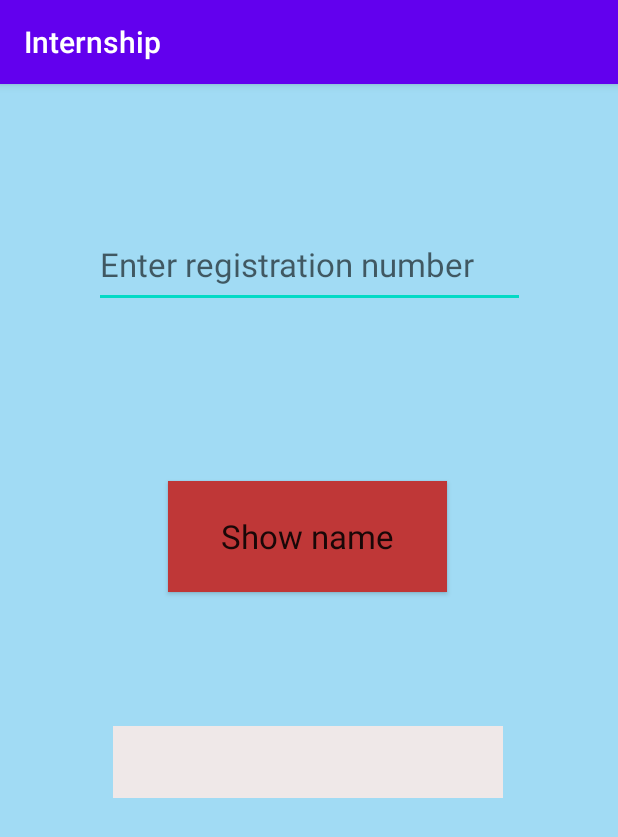
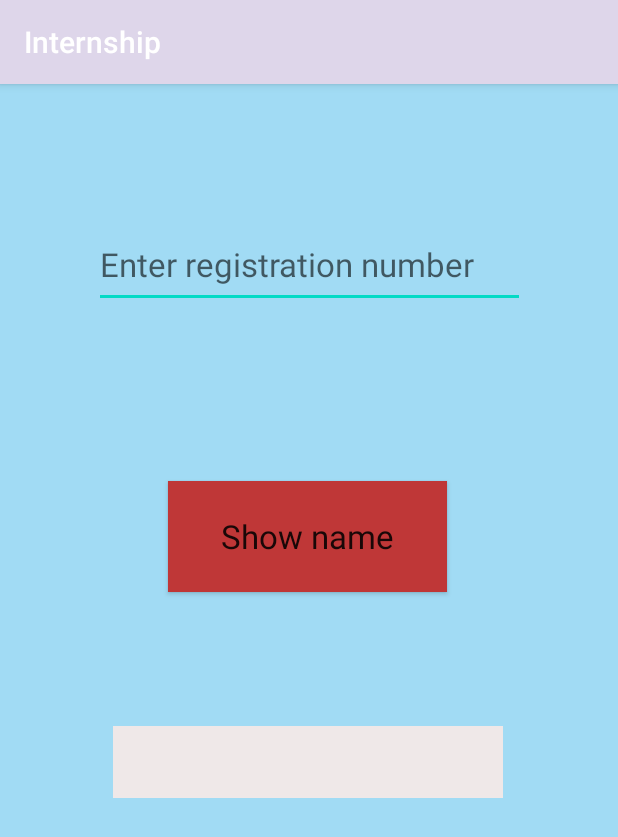
Before and after one commit to Rupesh-1901/RUPESH, an Android app: the screen it shows after launch (MainActivity), on a phone screen of 412 x 824 dp. Shown: the top 837 px of the screen. Run offline under Robolectric (Android 15) with nearby library versions, the phone set to English and light mode, and no system bars.

Commit message:
Task 0, full code

```diff
--- a/app/src/main/java/com/example/internship/MainActivity.java
+++ b/app/src/main/java/com/example/internship/MainActivity.java
@@ -3,14 +3,38 @@ package com.example.internship;
 import androidx.appcompat.app.AppCompatActivity;
 
 import android.os.Bundle;
+import android.view.View;
+import android.widget.Button;
+import android.widget.EditText;
+import android.widget.TextView;
 
 import static com.example.internship.R.layout.activity_main;
+import static com.example.internship.R.string.name;
 
 public class MainActivity extends AppCompatActivity {
+    EditText editText ;
+    Button button ;
+    TextView textView ;
+
+
 
     @Override
     protected void onCreate(Bundle savedInstanceState) {
         super.onCreate(savedInstanceState);
-        setContentView(activity_main);
+        setContentView(R.layout.activity_main);
+
+        editText = findViewById(R.id.editText);
+        button = findViewById(R.id.button);
+        textView = findViewById(R.id.textView);
+
+       button.setOnClickListener(new View.OnClickListener() {
+            @Override
+            public void onClick(View v) {
+                String idNumber = editText.getText().toString().trim();
+                textView.setText(name);
+
+            }
+        });
+
     }
 }
--- a/app/src/main/res/values/colors.xml
+++ b/app/src/main/res/values/colors.xml
@@ -1,6 +1,6 @@
 <?xml version="1.0" encoding="utf-8"?>
 <resources>
-    <color name="colorPrimary">#6200EE</color>
+    <color name="colorPrimary">#DED6EA</color>
     <color name="colorPrimaryDark">#3700B3</color>
     <color name="colorAccent">#03DAC5</color>
 </resources>
--- a/app/src/main/res/values/strings.xml
+++ b/app/src/main/res/values/strings.xml
@@ -2,4 +2,5 @@
     <string name="app_name">Internship</string>
     <string name="show_name">Show name</string>
     <string name="enter_registration_number">Enter registration number</string>
+    <string name="name">RAHUL</string>
 </resources>
```
